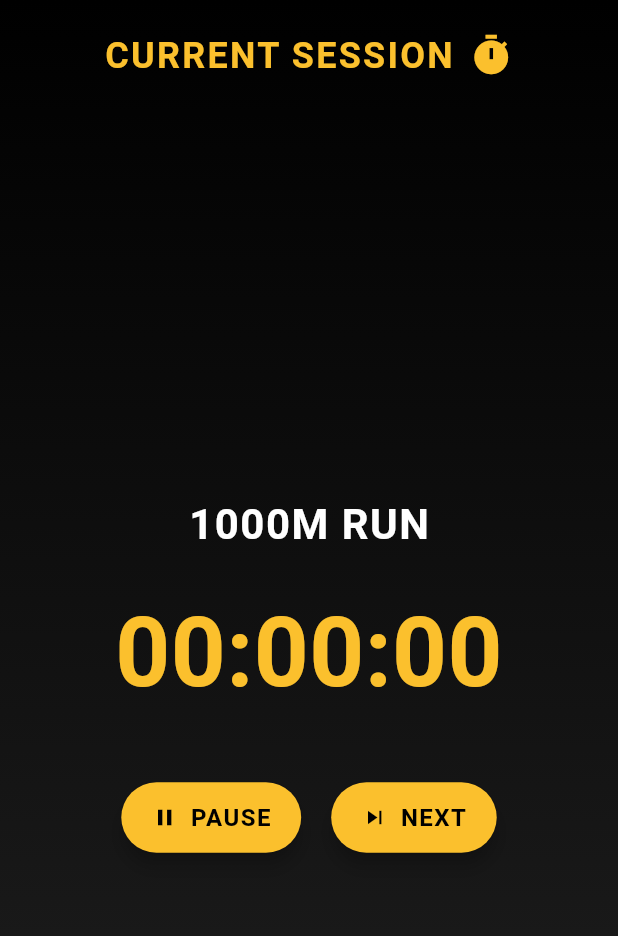
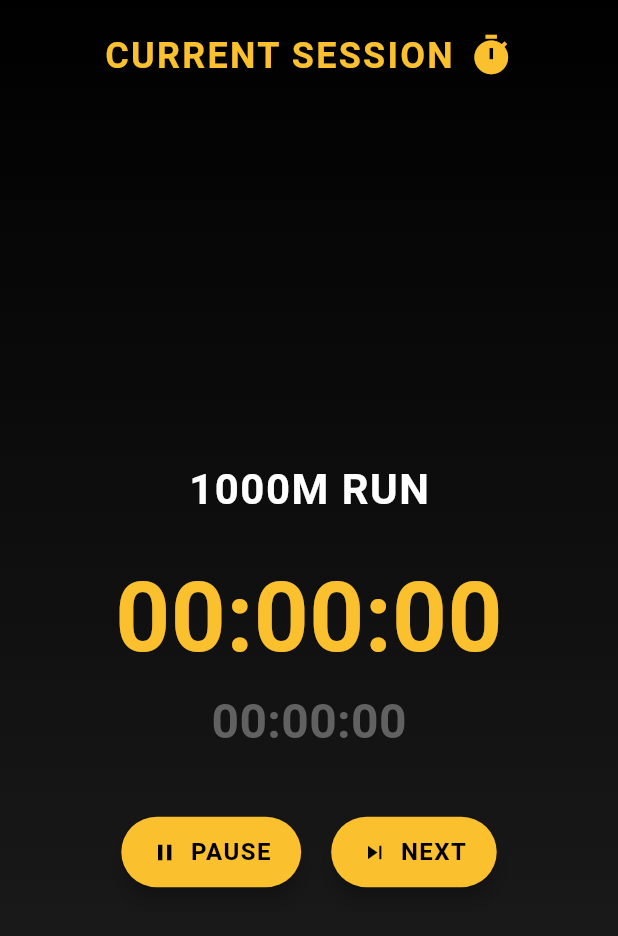
Before and after one commit to maxgeorg99/hyrox-tracker, a Flutter app: the screen it shows after launch, after a tap on "START NEW SESSION", on a phone screen of 412 x 824 dp. Shown: the top 936 px of the screen. Run offline on Flutter 3.47's test engine with Material 3 defaults, Android fonts, the phone set to English and light mode, and no system bars; our stand-ins replace sqflite; accounts and stored records are empty.

Commit message:
Add weights and update UI

```diff
--- /dev/null
+++ b/lib/category.dart
@@ -0,0 +1,6 @@
+enum Category {
+  menOpen,
+  menPro,
+  womenOpen,
+  womenPro,
+}
--- a/lib/database_helper.dart
+++ b/lib/database_helper.dart
@@ -1,3 +1,4 @@
+import 'package:hyrox_tracker/category.dart';
 import 'package:sqflite/sqflite.dart';
 import 'package:path/path.dart';
 import 'dart:async';
@@ -5,6 +6,7 @@ import 'dart:async';
 class DatabaseHelper {
   static final DatabaseHelper _instance = DatabaseHelper._internal();
   static Database? _database;
+  Category? _cachedCategory;
 
   factory DatabaseHelper() => _instance;
 
@@ -18,10 +20,31 @@ class DatabaseHelper {
 
   Future<Database> initDatabase() async {
     String path = join(await getDatabasesPath(), 'hyrox_tracker.db');
-    return await openDatabase(path, version: 1, onCreate: _onCreate);
+    return await openDatabase(
+      path,
+      version: 2,
+      onCreate: _onCreate,
+      onUpgrade: _onUpgrade,
+    );
   }
 
-  Future _onCreate(Database db, int version) async {
+  Future<void> _onCreate(Database db, int version) async {
+    await _createTables(db);
+  }
+
+  Future<void> _onUpgrade(Database db, int oldVersion, int newVersion) async {
+    print("Upgrading database from $oldVersion to $newVersion");
+    if (oldVersion < 2) {
+      await db.execute('''
+        CREATE TABLE IF NOT EXISTS settings(
+          key TEXT PRIMARY KEY,
+          value TEXT
+        )
+      ''');
+    }
+  }
+
+  Future<void> _createTables(Database db) async {
     await db.execute('''
       CREATE TABLE sessions(
         id INTEGER PRIMARY KEY AUTOINCREMENT,
@@ -30,7 +53,44 @@ class DatabaseHelper {
         discipline_times TEXT
       )
     ''');
+
+    await db.execute('''
+      CREATE TABLE settings(
+        key TEXT PRIMARY KEY,
+        value TEXT
+      )
+    ''');
   }
+
+  Future<void> saveCategory(Category category) async {
+    final db = await database;
+    await db.insert(
+      'settings',
+      {'key': 'selected_category', 'value': category.toString()},
+      conflictAlgorithm: ConflictAlgorithm.replace,
+    );
+    _cachedCategory = category;
+  }
+
+  Future<void> loadCategory() async {
+    final db = await database;
+    final List<Map<String, dynamic>> maps = await db.query(
+      'settings',
+      where: 'key = ?',
+      whereArgs: ['selected_category'],
+    );
+
+    if (maps.isNotEmpty) {
+      _cachedCategory = Category.values.firstWhere(
+        (e) => e.toString() == maps.first['value'],
+        orElse: () => Category.menOpen,
+      );
+    } else {
+      _cachedCategory = Category.menOpen;
+    }
+  }
+
+  Category get category => _cachedCategory ?? Category.menOpen;
 
   Future<int> insertSession(Map<String, dynamic> row) async {
     Database db = await database;
--- a/lib/discipline.dart
+++ b/lib/discipline.dart
@@ -31,12 +31,3 @@ extension DisciplineExtension on Discipline {
     }
   }
 }
-
-List<String> getFullWorkoutList() {
-  List<String> fullList = [];
-  for (var discipline in Discipline.values) {
-    fullList.add('1000m Run');
-    fullList.add(discipline.name);
-  }
-  return fullList;
-}
--- a/lib/history.dart
+++ b/lib/history.dart
@@ -1,7 +1,7 @@
 import 'package:flutter/material.dart';
 import 'package:hyrox_tracker/database_helper.dart';
-import 'package:hyrox_tracker/discipline.dart';
 import 'package:hyrox_tracker/main.dart';
+import 'package:hyrox_tracker/service.dart';
 import 'package:intl/intl.dart';
 
 class HistoryScreen extends StatefulWidget {
--- a/lib/main.dart
+++ b/lib/main.dart
@@ -1,12 +1,20 @@
 import 'package:flutter/material.dart';
+import 'package:hyrox_tracker/database_helper.dart';
 import 'package:hyrox_tracker/history.dart';
 import 'package:hyrox_tracker/session.dart';
+import 'package:hyrox_tracker/settings.dart';
 
 String formatTime(Duration duration) {
   return '${duration.inHours.toString().padLeft(2, '0')}:${(duration.inMinutes % 60).toString().padLeft(2, '0')}:${(duration.inSeconds % 60).toString().padLeft(2, '0')}';
 }
 
-void main() => runApp(const HyroxTrackerApp());
+late final DatabaseHelper dbHelper;
+void main() async {
+  WidgetsFlutterBinding.ensureInitialized();
+  dbHelper = DatabaseHelper();
+  await dbHelper.loadCategory();
+  runApp(HyroxTrackerApp());
+}
 
 class HyroxTrackerApp extends StatelessWidget {
   const HyroxTrackerApp({super.key});
@@ -92,6 +100,16 @@ class HomeScreen extends StatelessWidget {
                               builder: (context) => HistoryScreen()),
                         ),
                       ),
+                      const SizedBox(height: 20),
+                      _buildButton(
+                          context,
+                          'SETTINGS',
+                          Icons.settings,
+                          () => Navigator.push(
+                                context,
+                                MaterialPageRoute(
+                                    builder: (context) => SettingsScreen()),
+                              )),
                     ],
                   ),
                 ),
--- a/lib/session.dart
+++ b/lib/session.dart
@@ -2,8 +2,8 @@ import 'dart:async';
 
 import 'package:flutter/material.dart';
 import 'package:hyrox_tracker/database_helper.dart';
-import 'package:hyrox_tracker/discipline.dart';
 import 'package:hyrox_tracker/main.dart';
+import 'package:hyrox_tracker/service.dart';
 import 'package:hyrox_tracker/summary.dart';
 
 class SessionScreen extends StatefulWidget {
@@ -72,7 +72,7 @@ class _SessionScreenState extends State<SessionScreen> {
 
     DatabaseHelper().insertSession({
       'date': DateTime.now().toIso8601String(),
-      'total_time': disciplineTimes.reduce((a, b) => a + b),
+      'total_time': disciplineTimes.reduce((a, b) => a + b).inSeconds,
       'discipline_times': disciplineTimes.map((d) => d.inSeconds).join(','),
     });
 
@@ -126,15 +126,7 @@ class _SessionScreenState extends State<SessionScreen> {
                   child: Column(
                     mainAxisAlignment: MainAxisAlignment.center,
                     children: [
-                      Text(
-                        disciplines[currentDisciplineIndex].toUpperCase(),
-                        style: TextStyle(
-                          fontSize: 28,
-                          fontWeight: FontWeight.bold,
-                          color: Colors.white,
-                          letterSpacing: 1,
-                        ),
-                      ),
+                      buildDisciplineText(disciplines[currentDisciplineIndex]),
                       const SizedBox(height: 20),
                       Text(
                         formatTime(stopwatch.elapsed),
@@ -142,6 +134,14 @@ class _SessionScreenState extends State<SessionScreen> {
                           fontSize: 64,
                           fontWeight: FontWeight.bold,
                           color: Colors.yellow[700],
+                        ),
+                      ),
+                      Text(
+                        formatTime(totalTime()),
+                        style: TextStyle(
+                          fontSize: 32,
+                          fontWeight: FontWeight.bold,
+                          color: Colors.grey[700],
                         ),
                       ),
                       const SizedBox(height: 40),
@@ -174,6 +174,13 @@ class _SessionScreenState extends State<SessionScreen> {
     );
   }
 
+  Duration totalTime() {
+    if (disciplineTimes.length < 1) {
+      return stopwatch.elapsed;
+    }
+    return disciplineTimes.reduce((a, b) => a + b) + stopwatch.elapsed;
+  }
+
   Widget _buildButton(String text, IconData icon, VoidCallback onPressed) {
     return ElevatedButton(
       onPressed: onPressed,
@@ -201,3 +208,32 @@ class _SessionScreenState extends State<SessionScreen> {
     );
   }
 }
+
+Widget buildDisciplineText(String discipline) {
+  final weightString = getWeightStringFromDiscipline(discipline);
+  return Column(
+    children: [
+      Text(
+        discipline.toUpperCase(),
+        style: TextStyle(
+          fontSize: 28,
+          fontWeight: FontWeight.bold,
+          color: Colors.white,
+          letterSpacing: 1,
+        ),
+      ),
+      if (weightString != null && weightString.isNotEmpty) ...[
+        const SizedBox(height: 10),
+        Text(
+          weightString,
+          style: TextStyle(
+            fontSize: 20,
+            fontWeight: FontWeight.bold,
+            color: Colors.white,
+            letterSpacing: 1,
+          ),
+        ),
+      ],
+    ],
+  );
+}
--- a/lib/summary.dart
+++ b/lib/summary.dart
@@ -1,6 +1,6 @@
 import 'package:flutter/material.dart';
-import 'package:hyrox_tracker/discipline.dart';
 import 'package:hyrox_tracker/main.dart';
+import 'package:hyrox_tracker/service.dart';
 
 class SummaryScreen extends StatelessWidget {
   final List<Duration> disciplineTimes;
```
Also changed, not shown: lib/service.dart (added, +63 -0 lines), lib/settings.dart (added, +152 -0 lines).
